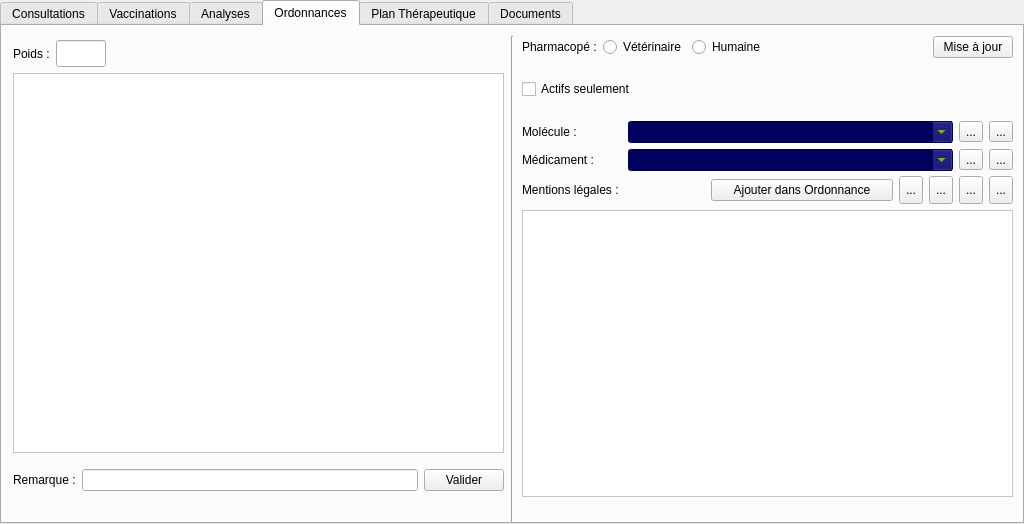
This is VetGUI/Form_medical.ui in FrancoisBagaini/OpenVet0.2 as Qt 5 draws it before an edit. The edited form follows.
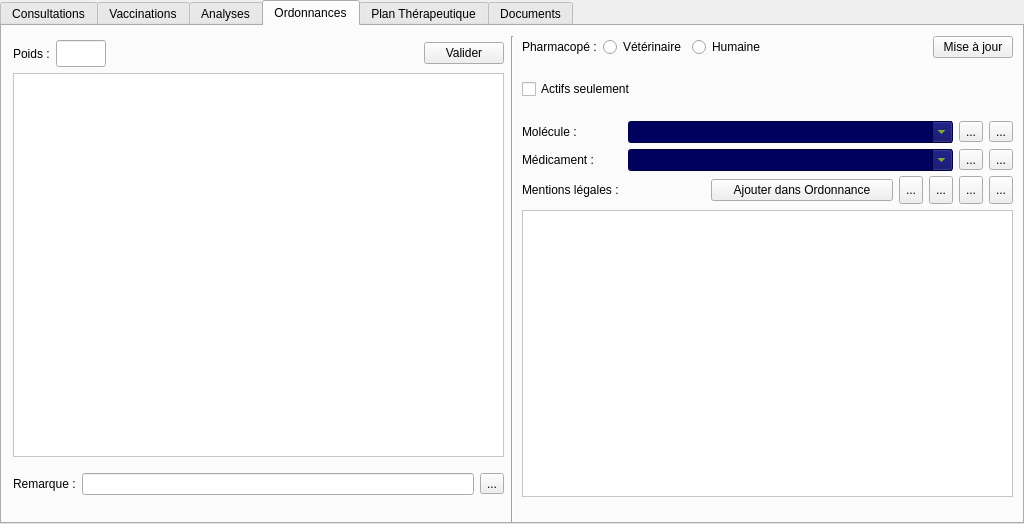
This is the edited form. The open tabs and pages were chosen to show the change. Icons and pictures are not drawn. Custom widgets are drawn as their Qt base class.

Commit message: Before new write line Ordonnance

The edit to the form file:
```diff
--- a/VetGUI/Form_medical.ui
+++ b/VetGUI/Form_medical.ui
@@ -1556,7 +1556,7 @@
       <x>11</x>
       <y>14</y>
       <width>491</width>
-      <height>461</height>
+      <height>465</height>
      </rect>
     </property>
     <layout class="QVBoxLayout" name="verticalLayout_4">
@@ -1610,6 +1610,22 @@
          </property>
         </spacer>
        </item>
+       <item>
+        <widget class="QPushButton" name="pushButton_ValidOrdonnance">
+         <property name="maximumSize">
+          <size>
+           <width>100</width>
+           <height>16777215</height>
+          </size>
+         </property>
+         <property name="toolTip">
+          <string>Valide et enregistre l'ordonnance</string>
+         </property>
+         <property name="text">
+          <string>Valider</string>
+         </property>
+        </widget>
+       </item>
       </layout>
      </item>
      <item>
@@ -1663,12 +1679,22 @@
         </widget>
        </item>
        <item>
-        <widget class="QPushButton" name="pushButton_ValidOrdonnance">
+        <widget class="QToolButton" name="toolButton_CommentLine">
          <property name="toolTip">
           <string>Valide et enregistre l'ordonnance</string>
          </property>
          <property name="text">
-          <string>Valider</string>
+          <string>...</string>
+         </property>
+         <property name="icon">
+          <iconset resource="resources.qrc">
+           <normaloff>:/newPrefix/images/TransfertUp2.png</normaloff>:/newPrefix/images/TransfertUp2.png</iconset>
+         </property>
+         <property name="iconSize">
+          <size>
+           <width>24</width>
+           <height>20</height>
+          </size>
          </property>
         </widget>
        </item>
@@ -2491,6 +2517,11 @@
    <extends>QTableView</extends>
    <header>Mywidgets</header>
   </customwidget>
+  <customwidget>
+   <class>MyTextEdit</class>
+   <extends>QTextEdit</extends>
+   <header>Mywidgets</header>
+  </customwidget>
  </customwidgets>
  <resources>
   <include location="resources.qrc"/>
```
Left out of the diff: 4 changed lines with no effect on the pictures. The commit also changes 10 other files.
